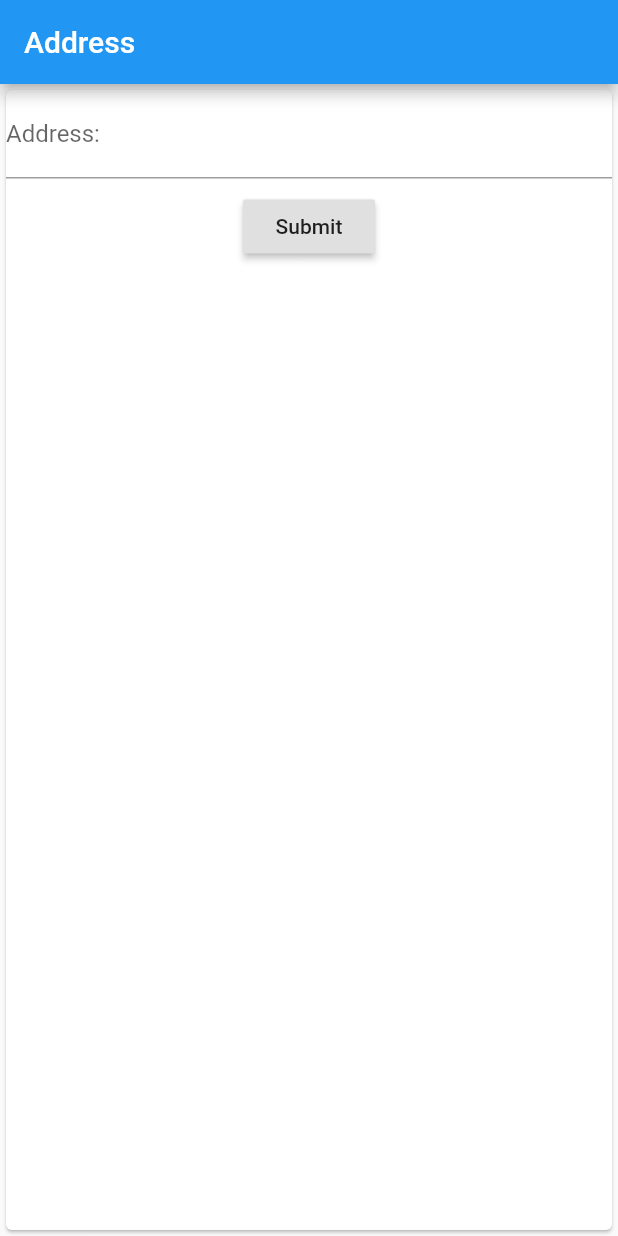
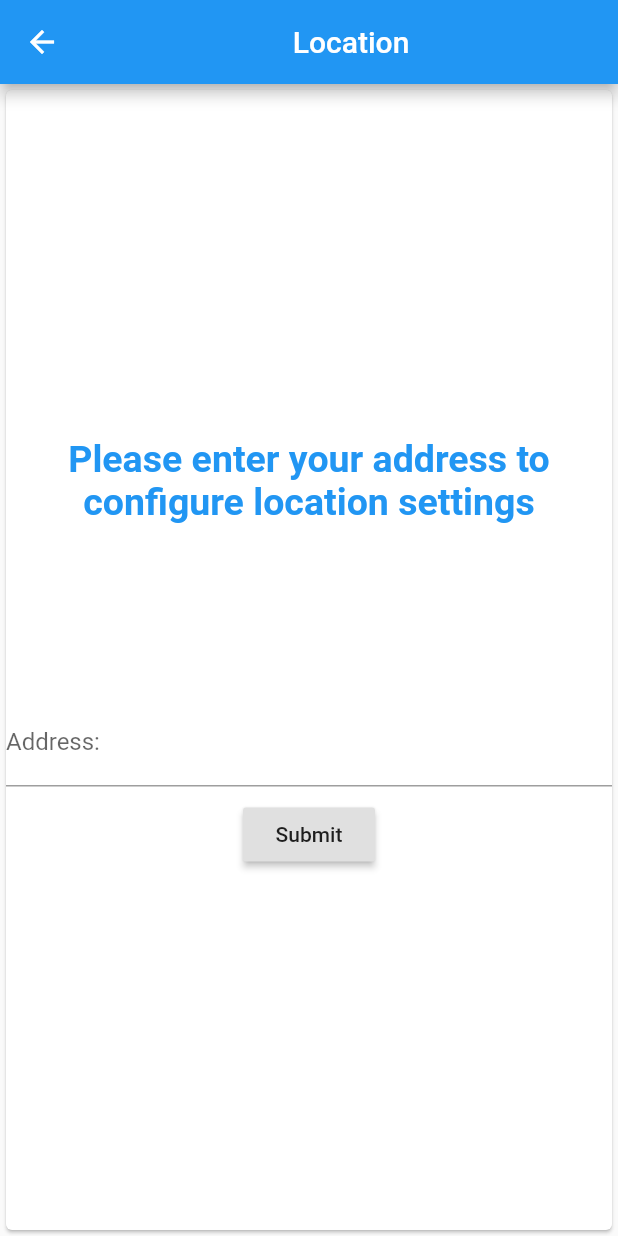
Before and after one commit to aeshon/Hygenie-Silicon-Valley-Hacks-Submission-, a Flutter app: the UserAddress screen opened directly, on a phone screen of 412 x 824 dp. Run offline on Flutter 3.47's test engine with Material 2 defaults, Android fonts, the phone set to English and light mode, and no system bars.

Commit message:
Made some ui changes to ppe page and address page

```diff
--- a/lib/main.dart
+++ b/lib/main.dart
@@ -1,9 +1,9 @@
-//import 'package:covidnotifassistant/covidessentials.dart';
-import 'package:covidnotifassistant/useraddress.dart';
+import 'package:covidnotifassistant/covidessentials.dart';
+//import 'package:covidnotifassistant/useraddress.dart';
 import 'package:flutter/material.dart';
 
 void main() {
   runApp(new MaterialApp(
-    home: new UserAddress(),
+    home: new FindPPE(),
   ));
 }
--- a/lib/useraddress.dart
+++ b/lib/useraddress.dart
@@ -15,11 +15,22 @@ class UserAddressState extends State<UserAddress> {
   Widget build(BuildContext context) {
     return new Scaffold(
         appBar: new AppBar(
-          title: new Text("Address"),
+          title: new Center(
+              child: new Text('Location', textAlign: TextAlign.center)),
         ),
         body: Card(
           child: new Column(
             children: <Widget>[
+              Spacer(
+                flex: 2,
+              ),
+              Text("Please enter your address to configure location settings",
+                  textAlign: TextAlign.center,
+                  style: TextStyle(
+                      fontSize: 25,
+                      fontWeight: FontWeight.bold,
+                      color: Colors.blue)),
+              Spacer(),
               Form(
                 key: formKey,
                 child: Column(
@@ -27,8 +38,6 @@ class UserAddressState extends State<UserAddress> {
                   children: <Widget>[
                     TextFormField(
                       decoration: InputDecoration(labelText: 'Address:'),
-                      //validator: (input) =>
-                      // !input.contains('@') ? 'Not a valid Email' : null,
                       onSaved: (input) => userAddress = input,
                     ),
                     Row(
@@ -48,6 +57,9 @@ class UserAddressState extends State<UserAddress> {
                   ],
                 ),
               ),
+              Spacer(
+                flex: 2,
+              ),
             ],
           ),
         ));
--- a/pubspec.yaml
+++ b/pubspec.yaml
@@ -19,9 +19,9 @@ environment:
 dependencies:
   flutter:
     sdk: flutter
-  google_maps_flutter:
-  location:
-  fluttertoast:
+
+
+
 
   # The following adds the Cupertino Icons font to your application.
   # Use with the CupertinoIcons class for iOS style icons.
```
Also changed, not shown: lib/covidessentials.dart (+15 -4 lines), pubspec.lock, 1 other file.
